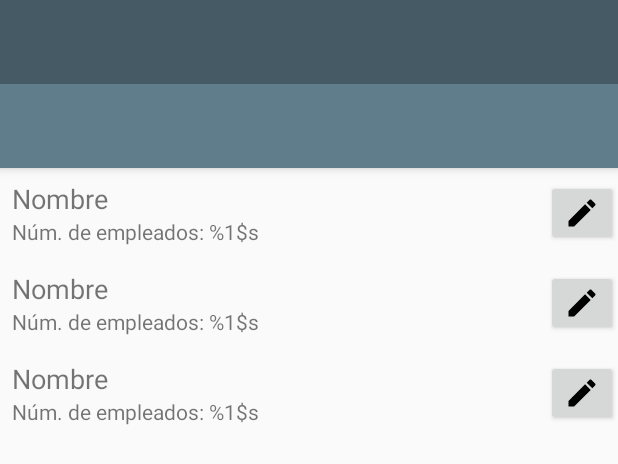
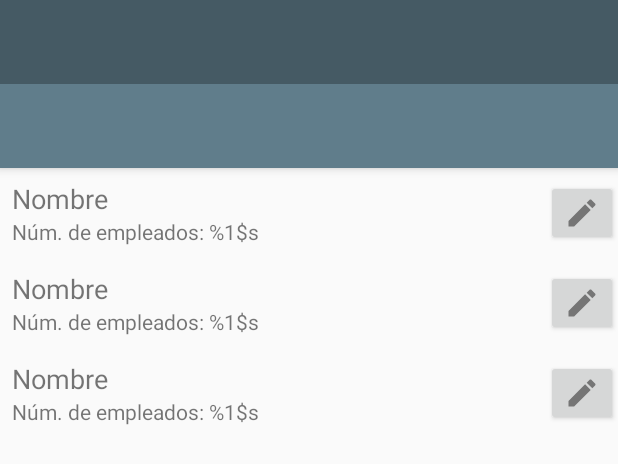
Before and after one commit to ccalvario/administracion-sucursales-test, an Android app: the layout activity_administracion.xml on its own in the app's theme, with its tools: preview values and no code run, on a phone screen of 412 x 824 dp. Shown: the top 464 px of the screen. Run offline under Robolectric (Android 15) with nearby library versions, the light colour scheme and no system bars.

Commit message:
Color del icono edit

```diff
--- a/app/src/main/res/drawable/ic_edit.xml
+++ b/app/src/main/res/drawable/ic_edit.xml
@@ -2,7 +2,8 @@
         android:width="24dp"
         android:height="24dp"
         android:viewportWidth="24.0"
-        android:viewportHeight="24.0">
+        android:viewportHeight="24.0"
+    android:tint="@color/secondaryText">
     <path
         android:fillColor="#FF000000"
         android:pathData="M3,17.25V21h3.75L17.81,9.94l-3.75,-3.75L3,17.25zM20.71,7.04c0.39,-0.39 0.39,-1.02 0,-1.41l-2.34,-2.34c-0.39,-0.39 -1.02,-0.39 -1.41,0l-1.83,1.83 3.75,3.75 1.83,-1.83z"/>
```
